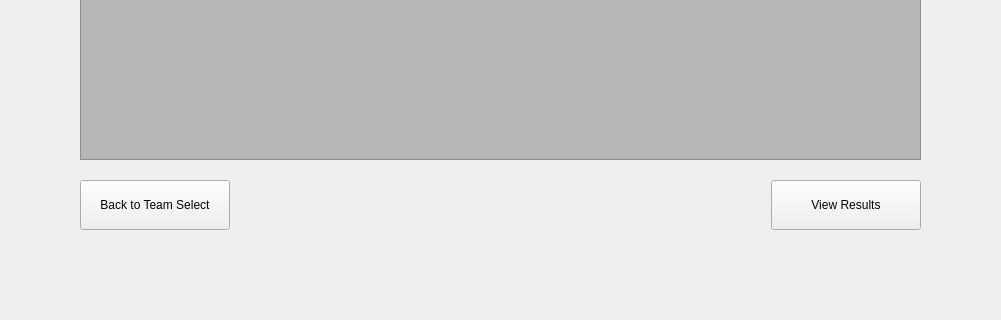
Before: the Qt Designer form QT Project/souvenirwindow.ui in AaronGeesink/CS1D-Basketball-Project, drawn with Qt 5; both pictures show x 100 to 1101 and y 401 to 721 of the 1201 by 721 pixel window.
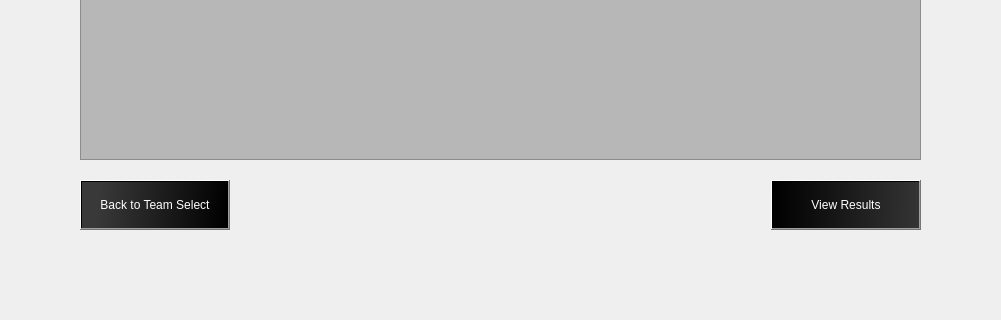
After: the same form once the commit is applied.

Diff of the .ui file:
```diff
--- a/QT Project/souvenirwindow.ui
+++ b/QT Project/souvenirwindow.ui
@@ -250,6 +250,10 @@
           <height>50</height>
          </size>
         </property>
+        <property name="styleSheet">
+         <string notr="true">color: rgb(255, 255, 255);
+background-color: qlineargradient(spread:pad, x1:1, y1:0.523, x2:0, y2:0.494, stop:0 rgba(0, 0, 0, 255), stop:0.897727 rgba(57, 57, 57, 255))</string>
+        </property>
         <property name="text">
          <string>Back to Team Select</string>
         </property>
@@ -276,6 +280,10 @@
           <height>50</height>
          </size>
         </property>
+        <property name="styleSheet">
+         <string notr="true">color: rgb(255, 255, 255);
+background-color:qlineargradient(spread:pad, x1:0, y1:0.506, x2:1, y2:0.511045, stop:0 rgba(0, 0, 0, 255), stop:1 rgba(52, 52, 52, 255))</string>
+        </property>
         <property name="text">
          <string>View Results</string>
         </property>
```
